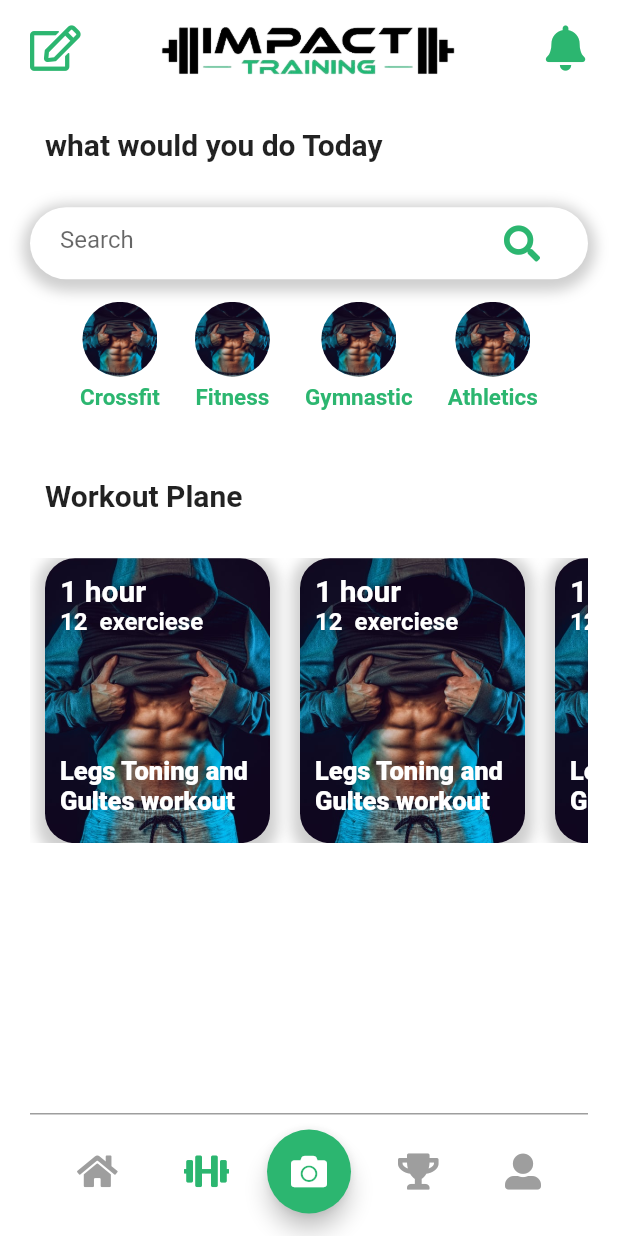
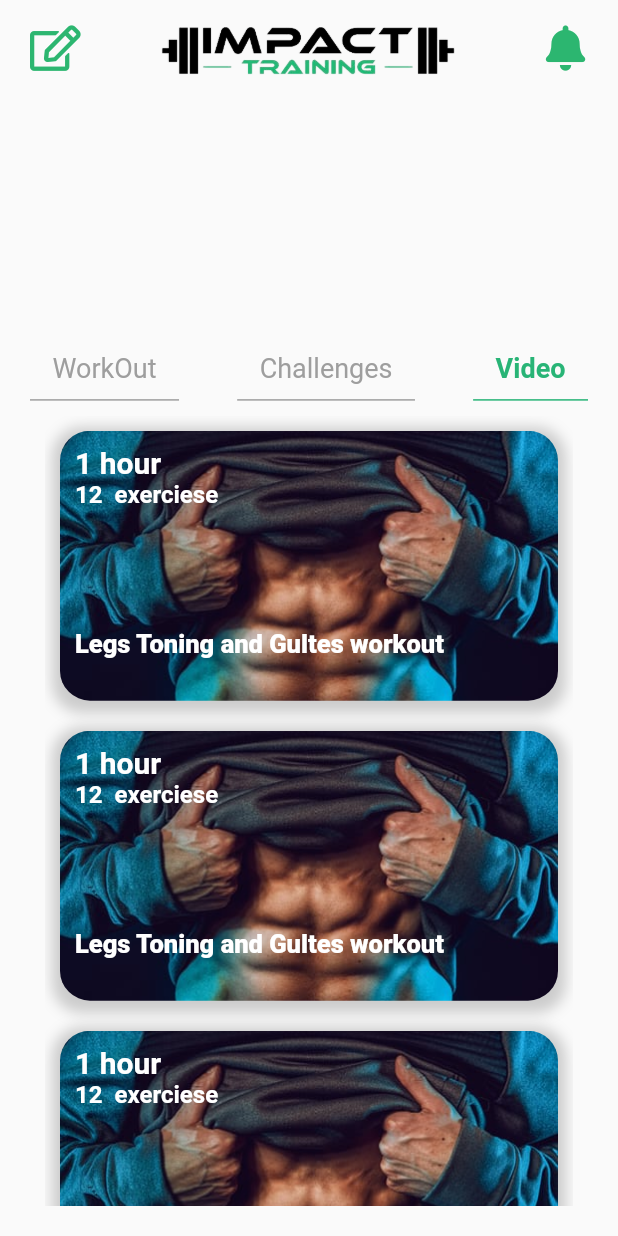
Before and after one commit to talha828/Fitness_Imapact_flutter, a Flutter app: the MainPage screen opened directly, after a tap on an icon or button, on a phone screen of 412 x 824 dp. Run offline on Flutter 3.47's test engine with Material 2 defaults, Android fonts, the phone set to English and light mode, and no system bars; our stand-ins replace camera, cloud_firestore, cross_file, date_field, firebase_auth, firebase_core and 9 more; missing offline and left inert: firebase_app_check, flutter_facebook_auth; accounts and stored records are empty.

Commit message:
'first commit'

```diff
--- a/lib/main.dart
+++ b/lib/main.dart
@@ -1,3 +1,4 @@
+import 'package:camera/camera.dart';
 import 'package:firebase_app_check/firebase_app_check.dart';
 import 'package:firebase_core/firebase_core.dart';
 import 'package:fitness_impact/user_account/login/forgot_password.dart';
@@ -12,6 +13,7 @@ import 'main_page/main_screen_page.dart';
 Future <void> main()async {
   await  WidgetsFlutterBinding.ensureInitialized();
   await Firebase.initializeApp();
+  var cameras = await availableCameras();
   await FirebaseAppCheck.instance.activate(webRecaptchaSiteKey: 'recaptcha-v3-site-key');
   runApp( const MyApp());
 }
@@ -25,7 +27,7 @@ class MyApp extends StatelessWidget {
       debugShowCheckedModeBanner: false,
       home:SafeArea(
         child: Scaffold(
-          body:SignPage(),
+          body:LoginPage(),
         ),
       ) ,
     );
--- a/lib/main_page/exeriese_catalog.dart
+++ b/lib/main_page/exeriese_catalog.dart
@@ -9,7 +9,7 @@ class ExercieseCatalog extends StatelessWidget {
   @override
   Widget build(BuildContext context) {
     return Padding(
-      padding: const EdgeInsets.symmetric(horizontal: 10),
+      padding: const EdgeInsets.symmetric(horizontal: 10,vertical: 10),
       child: Container(
         width: 150,
         padding: EdgeInsets.all(10),
--- a/lib/main_page/main_screen_page.dart
+++ b/lib/main_page/main_screen_page.dart
@@ -3,8 +3,11 @@ import 'package:fitness_impact/user_account/signup/button.dart';
 import 'package:flutter/cupertino.dart';
 import 'package:flutter/material.dart';
 import 'package:font_awesome_flutter/font_awesome_flutter.dart';
+import '../profile_page.dart';
 import 'category_options.dart';
 import 'exeriese_catalog.dart';
+import 'package:camera/camera.dart';
+
 class MainPage extends StatefulWidget {
   const MainPage({Key? key}) : super(key: key);
 
@@ -89,7 +92,7 @@ class _MainPageState extends State<MainPage> {
                      children:items ,
                    ),
                  ),
-               )
+               ),
               ],
             ),
             Container(
@@ -100,7 +103,7 @@ class _MainPageState extends State<MainPage> {
               child: Row(
                 mainAxisAlignment: MainAxisAlignment.spaceEvenly,
                 children: [
-                  FloatingActionButton(onPressed: (){},heroTag:'1',child: Icon(FontAwesomeIcons.home,color: Colors.grey,),backgroundColor: Colors.white,elevation: 0,),
+                  FloatingActionButton(onPressed: ()=>Navigator.push(context, MaterialPageRoute(builder: (context)=>ProfilePage())),heroTag:'1',child: Icon(FontAwesomeIcons.home,color: Colors.grey,),backgroundColor: Colors.white,elevation: 0,),
                   FloatingActionButton(onPressed: (){},heroTag:'2',child: Icon(FontAwesomeIcons.dumbbell,color:  Color(0xff2cb670),),backgroundColor: Colors.white,elevation: 0,),
                   FloatingActionButton(onPressed: (){},heroTag:'3',child: Icon(FontAwesomeIcons.camera,color: Colors.white,),backgroundColor: Color(0xff2cb670),),
                   FloatingActionButton(onPressed: (){},heroTag:'4',child: Icon(FontAwesomeIcons.trophy,color: Colors.grey,),backgroundColor: Colors.white,elevation: 0,),
--- /dev/null
+++ b/lib/profile_button.dart
@@ -0,0 +1,24 @@
+import 'package:flutter/material.dart';
+
+class ProfileButton extends StatelessWidget {
+ ProfileButton({this.text,this.onTap,this.color,this.fontWeight});
+final text;
+final onTap;
+final color;
+final fontWeight;
+  @override
+  Widget build(BuildContext context) {
+    return GestureDetector(
+      onTap:onTap ,
+      child: Container(
+        padding: EdgeInsets.symmetric(vertical: 10,horizontal: 15),
+        decoration: BoxDecoration(
+            border: Border(bottom: BorderSide(color: color))
+        ),
+        child:Text(text,style: TextStyle(
+            color:color,
+            fontSize: 18,fontWeight: fontWeight
+        ),),),
+    );
+  }
+}
--- /dev/null
+++ b/lib/profile_page.dart
@@ -0,0 +1,99 @@
+import 'package:firebase_auth/firebase_auth.dart';
+import 'package:fitness_impact/profile_button.dart';
+import 'package:flutter/material.dart';
+import 'package:font_awesome_flutter/font_awesome_flutter.dart';
+
+import 'challenge_screen/challenge_creation.dart';
+import 'package:cloud_firestore/cloud_firestore.dart';
+
+import 'main_page/exeriese_catalog.dart';
+
+class ProfilePage extends StatefulWidget {
+  const ProfilePage({Key? key}) : super(key: key);
+
+  @override
+  _ProfilePageState createState() => _ProfilePageState();
+}
+
+class _ProfilePageState extends State<ProfilePage> {
+  FirebaseFirestore firestore = FirebaseFirestore.instance;
+  CollectionReference users = FirebaseFirestore.instance.collection('users_Data');
+ FirebaseAuth _auth =FirebaseAuth.instance;
+  @override  List<Widget> items =[ExercieseCatalog(),ExercieseCatalog(),ExercieseCatalog(),ExercieseCatalog()];
+
+  Widget build(BuildContext context) {
+    return SafeArea(child: Scaffold(
+      body: SingleChildScrollView(
+        child: Container(
+          padding: EdgeInsets.symmetric(horizontal: 20,vertical: 10),
+          width: MediaQuery.of(context).size.width,
+          height: MediaQuery.of(context).size.height,
+          child: Column(
+            children: [
+              Row(children: [
+                GestureDetector( onTap:()=>Navigator.push(context, MaterialPageRoute(builder: (context)=>CreateChallenge())),child:  Container(child:  const Icon(FontAwesomeIcons.edit,size: 30,color: Color(0xff2cb670),))),
+                Expanded(child: Container(alignment: Alignment.center,child: Image.asset('assets/app_logo/small_logo.png',width: MediaQuery.of(context).size.width/1.8,))),
+                GestureDetector(child: Container(child: const Icon(FontAwesomeIcons.solidBell,size: 30,color: Color(0xff2cb670),))),
+              ],),
+              Container(
+                width: MediaQuery.of(context).size.width,
+                height: 170,
+                child: StreamBuilder(
+                  stream:  FirebaseFirestore.instance.collection('users_Data').snapshots(),
+                  builder: (BuildContext context, AsyncSnapshot<QuerySnapshot> snapshot) {
+                    if(!snapshot.hasData){
+                      return CircularProgressIndicator();
+                    }
+                    return ListView(
+                      children: snapshot.data!.docs.reversed.map((data) =>ListTile(
+                        contentPadding:const EdgeInsets.symmetric(vertical: 40,horizontal: 30),
+                        leading: Container(
+                          width: 55,
+                          height: 80,
+                          decoration: BoxDecoration(
+                            image: DecorationImage(image: NetworkImage(data['user_image'],),fit: BoxFit.cover,
+                            ),
+                            borderRadius: BorderRadius.circular(50),
+                            border: Border.all(color: Colors.black)
+                          ),
+
+                        ),
+                        title: Text(data['User_name'],style: TextStyle(
+                          fontSize: 25,
+                          color: Colors.black
+                        ),),
+                        subtitle: Text('2 Session Left',style: TextStyle(
+                            fontSize: 20,
+                            color: Color(0xff28b476),
+                        ),),
+                      )).toList(),
+                    );
+                  },
+                ),
+              ),
+              Row(
+                mainAxisAlignment: MainAxisAlignment.spaceBetween,
+                children: [
+                  ProfileButton(text: 'WorkOut',color: Colors.grey,fontWeight: FontWeight.normal,),
+                  ProfileButton(text: 'Challenges',color: Colors.grey,fontWeight: FontWeight.normal),
+                  ProfileButton(text: 'Video',color: Color(0xff28b476),fontWeight: FontWeight.bold,),
+                ],
+              ),
+              Expanded(
+                child: Container(
+                  padding: EdgeInsets.symmetric(horizontal: 10,vertical: 10),
+                  width: MediaQuery.of(context).size.width,
+                  height: 400,
+                  child: ListView(
+
+                    children:items ,
+                  ),
+                ),
+              ),
+            ],
+          ),
+        )
+      ),
+    ));
+  }
+}
--- a/pubspec.yaml
+++ b/pubspec.yaml
@@ -31,6 +31,7 @@ dependencies:
   cloud_firestore: ^2.5.3
   provider: ^6.0.1
   xfile: ^1.1.0
+  camera: ^0.9.4+3
 
 
 
```
Also changed, not shown: pubspec.lock, 1 other file.
